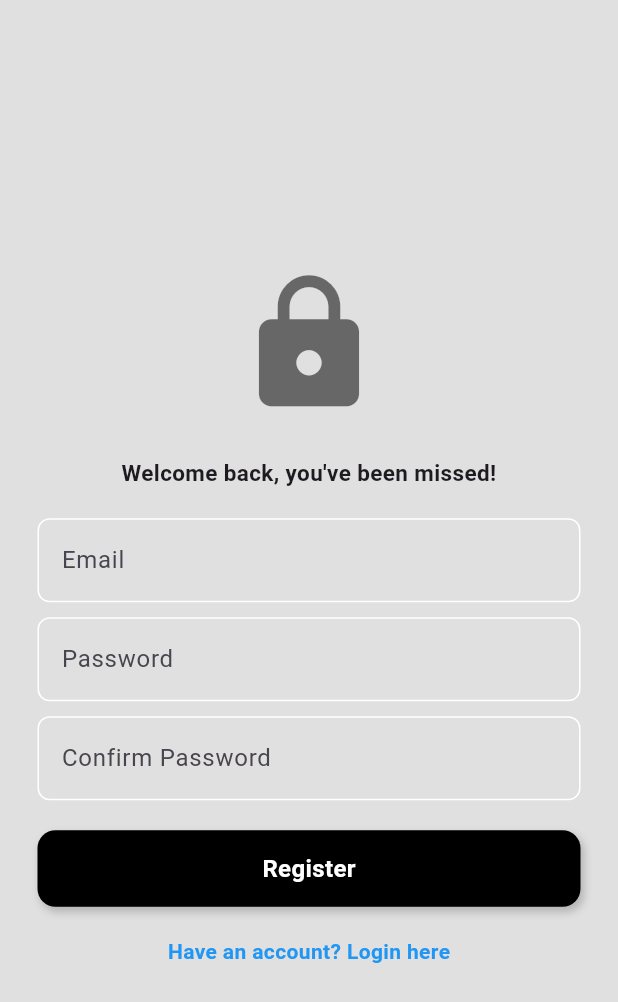
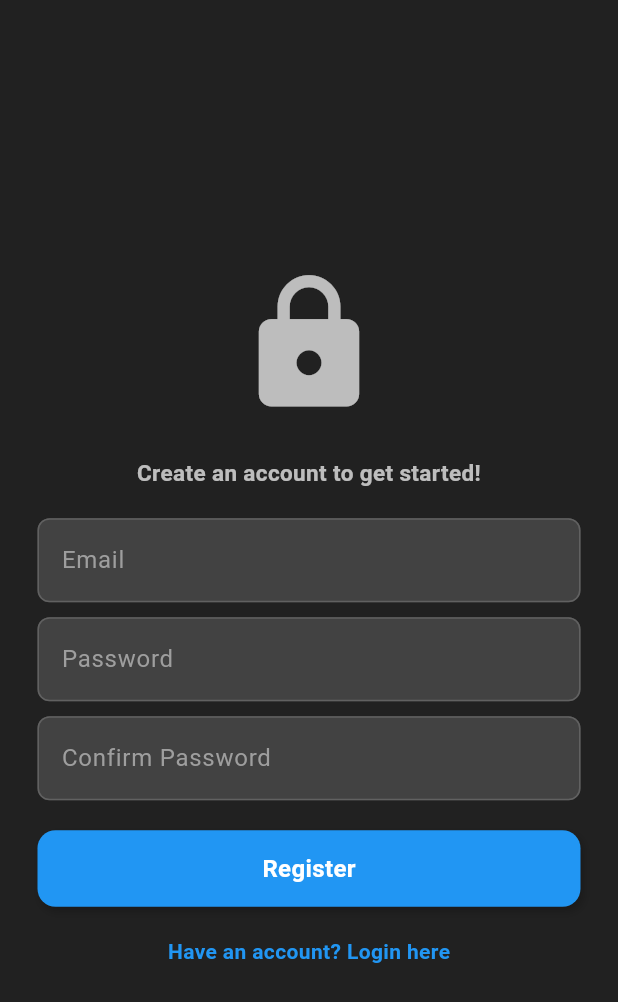
Before and after one commit to tarunmehrda/Lost-And-Found, a Flutter app: the screen it shows after launch, after a tap on "Don't have an account? Register here", on a phone screen of 412 x 824 dp. Shown: the top 1002 px of the screen. Run offline on Flutter 3.47's test engine with Material 3 defaults, Android fonts, the phone set to English and light mode, and no system bars; our stand-ins replace cloud_firestore, firebase_auth, firebase_core; accounts and stored records are empty; network calls fail.

Commit message:
Lost And Found

```diff
--- a/lost_found/lib/homepage.dart
+++ b/lost_found/lib/homepage.dart
@@ -181,7 +181,10 @@ class _HomepageState extends State<Homepage> with SingleTickerProviderStateMixin
                             ),
                             subtitle: Text(
                               "Posted by: ${item['user_email']}",
-                              style: const TextStyle(color: Colors.white70),
+                              style: const TextStyle(
+                                color: Colors.white70,
+                                fontSize: 12, // Smaller font size for description
+                              ),
                             ),
                             trailing: IconButton(
                               icon: const Icon(Icons.delete, color: Colors.red),
--- a/lost_found/lib/loginpage/loginpage.dart
+++ b/lost_found/lib/loginpage/loginpage.dart
@@ -1,6 +1,5 @@
 import 'package:firebase_auth/firebase_auth.dart';
 import 'package:flutter/material.dart';
-// import 'package:lost_found/homepage.dart';
 import 'package:lost_found/textfield/button.dart';
 import 'package:lost_found/textfield/textfield.dart';
 
@@ -51,12 +50,13 @@ class _LoginPageState extends State<LoginPage> {
     showDialog(
       context: context,
       builder: (context) => AlertDialog(
-        title: const Text("Login Error"),
-        content: Text(message),
+        title: const Text("Login Error", style: TextStyle(color: Colors.white)),
+        content: Text(message, style: const TextStyle(color: Colors.white)),
+        backgroundColor: Colors.grey[900],
         actions: [
           TextButton(
             onPressed: () => Navigator.of(context).pop(),
-            child: const Text("OK"),
+            child: const Text("OK", style: TextStyle(color: Colors.blue)),
           ),
         ],
       ),
@@ -66,7 +66,7 @@ class _LoginPageState extends State<LoginPage> {
   @override
   Widget build(BuildContext context) {
     return Scaffold(
-      backgroundColor: Colors.grey[300],
+      backgroundColor: Colors.grey[900], // Dark background
       body: SafeArea(
         child: Center(
           child: Column(
@@ -75,14 +75,15 @@ class _LoginPageState extends State<LoginPage> {
               const Icon(
                 Icons.lock,
                 size: 100,
-                color: Colors.black54,
+                color: Colors.white70, // Light icon color
               ),
               const SizedBox(height: 25),
               const Text(
-                "Welcome back, you've been missed!",
+                "Welcome to lost and found signin ",
                 style: TextStyle(
-                  fontSize: 12,
+                  fontSize: 15,
                   fontWeight: FontWeight.bold,
+                  color: Colors.white70, // Light text color
                 ),
                 textAlign: TextAlign.center,
               ),
@@ -93,6 +94,9 @@ class _LoginPageState extends State<LoginPage> {
                   controller: emailTextController,
                   hintText: 'Email',
                   obscureText: false,
+                  hintStyle: TextStyle(color: Colors.grey[500]), // Hint text color
+                  textStyle: const TextStyle(color: Colors.white), // Input text color
+                  fillColor: Colors.grey[800], // Text field background color
                 ),
               ),
               const SizedBox(height: 10),
@@ -102,22 +106,30 @@ class _LoginPageState extends State<LoginPage> {
                   controller: passwordTextController,
                   hintText: 'Password',
                   obscureText: true,
+                  hintStyle: TextStyle(color: Colors.grey[500]), // Hint text color
+                  textStyle: const TextStyle(color: Colors.white), // Input text color
+                  fillColor: Colors.grey[800], // Text field background color
                 ),
               ),
               const SizedBox(height: 20),
               isLoading
-                  ? const CircularProgressIndicator()
-                  : Button(
-                      text: 'Sign In',
-                      onTap: signIn,
-                    ),
+                  ? const CircularProgressIndicator(color: Colors.white) // Light loading indicator
+                  : Padding(
+                    padding: const EdgeInsets.only(right: 25 , left: 25),
+                    child: Button(
+                        text: 'Sign In',
+                        onTap: signIn,
+                        color: Colors.blue, // Button background color
+                        textColor: Colors.white, // Button text color
+                      ),
+                  ),
               const SizedBox(height: 20),
               GestureDetector(
                 onTap: widget.onTap,
                 child: const Text(
                   "Don't have an account? Register here",
                   style: TextStyle(
-                    color: Colors.blue,
+                    color: Colors.blue, // Link color
                     fontWeight: FontWeight.bold,
                   ),
                 ),
--- a/lost_found/lib/loginpage/register.dart
+++ b/lost_found/lib/loginpage/register.dart
@@ -56,12 +56,13 @@ class _RegisterState extends State<Register> {
     showDialog(
       context: context,
       builder: (context) => AlertDialog(
-        title: const Text("Registration Error"),
-        content: Text(message),
+        title: const Text("Registration Error", style: TextStyle(color: Colors.white)),
+        content: Text(message, style: const TextStyle(color: Colors.white)),
+        backgroundColor: Colors.grey[900],
         actions: [
           TextButton(
             onPressed: () => Navigator.of(context).pop(),
-            child: const Text("OK"),
+            child: const Text("OK", style: TextStyle(color: Colors.blue)),
           ),
         ],
       ),
@@ -71,7 +72,7 @@ class _RegisterState extends State<Register> {
   @override
   Widget build(BuildContext context) {
     return Scaffold(
-      backgroundColor: Colors.grey[300],
+      backgroundColor: Colors.grey[900], // Dark background
       body: SafeArea(
         child: Center(
           child: Column(
@@ -80,14 +81,15 @@ class _RegisterState extends State<Register> {
               const Icon(
                 Icons.lock,
                 size: 100,
-                color: Colors.black54,
+                color: Colors.white70, // Light icon color
               ),
               const SizedBox(height: 25),
               const Text(
-                "Welcome back, you've been missed!",
+                "Create an account to get started!",
                 style: TextStyle(
                   fontSize: 15,
                   fontWeight: FontWeight.bold,
+                  color: Colors.white70, // Light text color
                 ),
                 textAlign: TextAlign.center,
               ),
@@ -98,6 +100,9 @@ class _RegisterState extends State<Register> {
                   controller: emailTextController,
                   hintText: 'Email',
                   obscureText: false,
+                  hintStyle: TextStyle(color: Colors.grey[500]), // Hint text color
+                  textStyle: const TextStyle(color: Colors.white), // Input text color
+                  fillColor: Colors.grey[800], // Text field background color
                 ),
               ),
               const SizedBox(height: 10),
@@ -107,6 +112,9 @@ class _RegisterState extends State<Register> {
                   controller: passwordTextController,
                   hintText: 'Password',
                   obscureText: true,
+                  hintStyle: TextStyle(color: Colors.grey[500]), // Hint text color
+                  textStyle: const TextStyle(color: Colors.white), // Input text color
+                  fillColor: Colors.grey[800], // Text field background color
                 ),
               ),
               const SizedBox(height: 10),
@@ -116,22 +124,30 @@ class _RegisterState extends State<Register> {
                   controller: confirmTextController,
                   hintText: 'Confirm Password',
                   obscureText: true,
+                  hintStyle: TextStyle(color: Colors.grey[500]), // Hint text color
+                  textStyle: const TextStyle(color: Colors.white), // Input text color
+                  fillColor: Colors.grey[800], // Text field background color
                 ),
               ),
               const SizedBox(height: 20),
               isLoading
-                  ? const CircularProgressIndicator()
-                  : Button(
-                      text: 'Register',
-                      onTap: register,
-                    ),
+                  ? const CircularProgressIndicator(color: Colors.white) // Light loading indicator
+                  : Padding(
+                    padding: const EdgeInsets.only(left:25.0 , right: 25.0),
+                    child: Button(
+                        text: 'Register',
+                        onTap: register,
+                        color: Colors.blue, // Button background color
+                        textColor: Colors.white, // Button text color
+                      ),
+                  ),
               const SizedBox(height: 20),
               GestureDetector(
                 onTap: widget.onTap,
                 child: const Text(
                   "Have an account? Login here",
                   style: TextStyle(
-                    color: Colors.blue,
+                    color: Colors.blue, // Link color
                     fontWeight: FontWeight.bold,
                   ),
                 ),
--- a/lost_found/lib/main.dart
+++ b/lost_found/lib/main.dart
@@ -20,6 +20,7 @@ class MyApp extends StatelessWidget {
   @override
   Widget build(BuildContext context) {
     return MaterialApp(
+      debugShowCheckedModeBanner: false,
       title: 'Lost and Found',
       theme: ThemeData(
         colorScheme: ColorScheme.fromSeed(seedColor: Colors.deepPurple),
--- a/lost_found/lib/textfield/button.dart
+++ b/lost_found/lib/textfield/button.dart
@@ -1,5 +1,4 @@
 import 'package:flutter/material.dart';
-// import 'package:lost_found/homepage.dart';
 
 class Button extends StatelessWidget {
   final Function()? onTap;
@@ -11,20 +10,14 @@ class Button extends StatelessWidget {
     super.key,
     required this.onTap,
     required this.text,
-    this.color = const Color.fromARGB(255, 0, 0, 0), // Default color
+    this.color = Colors.blue, // Default button color
     this.textColor = Colors.white, // Default text color
   });
 
   @override
   Widget build(BuildContext context) {
     return GestureDetector(
-      child: Material(
-        color: Colors.transparent,
-        child: InkWell(
       onTap: onTap,
-          borderRadius: BorderRadius.circular(12), // Ensures ripple effect follows shape
-          child: Padding(
-            padding: const EdgeInsets.only(left: 25.0,right: 25),
       child: Container(
         padding: const EdgeInsets.symmetric(vertical: 14, horizontal: 20),
         decoration: BoxDecoration(
@@ -49,9 +42,6 @@ class Button extends StatelessWidget {
           ),
         ),
       ),
-          ),
-        ),
-      ),
     );
   }
 }
--- a/lost_found/lib/textfield/textfield.dart
+++ b/lost_found/lib/textfield/textfield.dart
@@ -1,36 +1,41 @@
 import 'package:flutter/material.dart';
 
-class Textfield extends StatefulWidget {
+class Textfield extends StatelessWidget {
   final TextEditingController controller;
   final String hintText;
   final bool obscureText;
+  final TextStyle? hintStyle;
+  final TextStyle? textStyle;
+  final Color? fillColor;
 
   const Textfield({
-    Key? key,
+    super.key,
     required this.controller,
     required this.hintText,
     this.obscureText = false,
-  }) : super(key: key);
+    this.hintStyle,
+    this.textStyle,
+    this.fillColor,
+  });
 
-  @override
-  State<Textfield> createState() => _TextfieldState();
-}
-
-class _TextfieldState extends State<Textfield> {
   @override
   Widget build(BuildContext context) {
     return TextField(
-      controller: widget.controller,
-      obscureText: widget.obscureText,
-
+      controller: controller,
+      obscureText: obscureText,
+      style: textStyle,
       decoration: InputDecoration(
+        hintText: hintText,
+        hintStyle: hintStyle,
+        filled: true,
+        fillColor: fillColor,
         enabledBorder: OutlineInputBorder(
-          borderSide: BorderSide(color: Colors.white),
-          borderRadius: BorderRadius.circular(8.0),
+          borderSide: BorderSide(color: Colors.grey[700]!),
+          borderRadius: BorderRadius.circular(8),
         ),
-        hintText: widget.hintText,
-        border: OutlineInputBorder(
-          borderRadius: BorderRadius.circular(8.0),
+        focusedBorder: OutlineInputBorder(
+          borderSide: BorderSide(color: Colors.blue),
+          borderRadius: BorderRadius.circular(8),
         ),
       ),
     );
```
Also changed, not shown: lost_found/lib/detail_page.dart (+59 -1 lines), lost_found/pubspec.yaml (+8 -0 lines), lost_found/pubspec.lock, 6 other files. Lines whose indentation alone changed are shown as unchanged.
